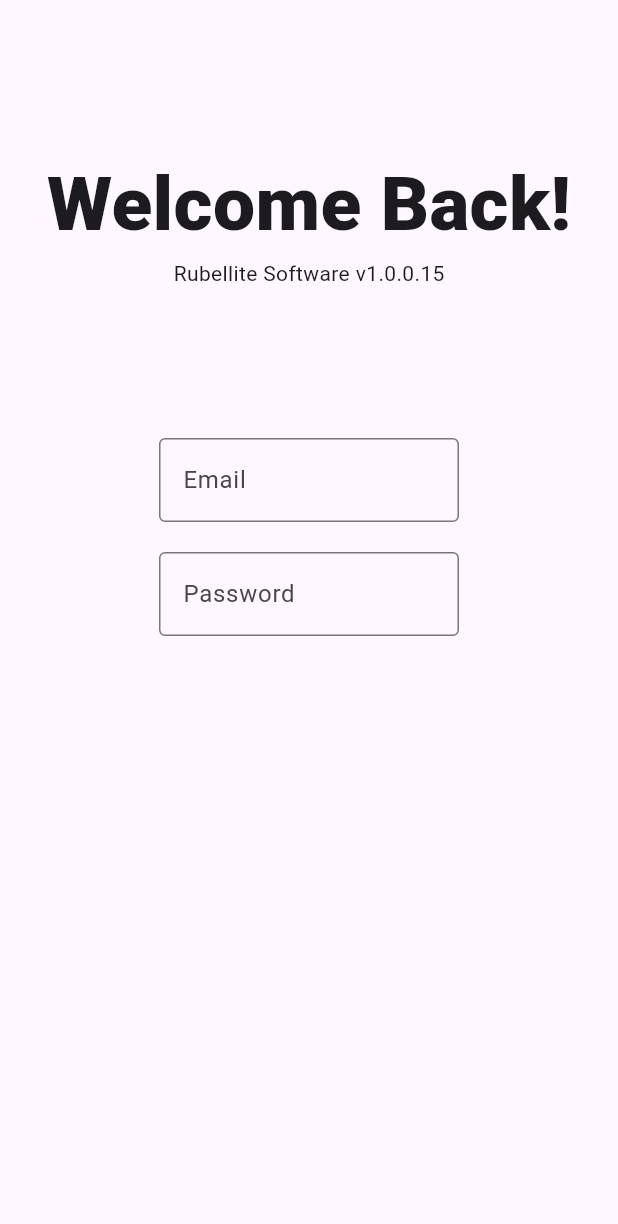
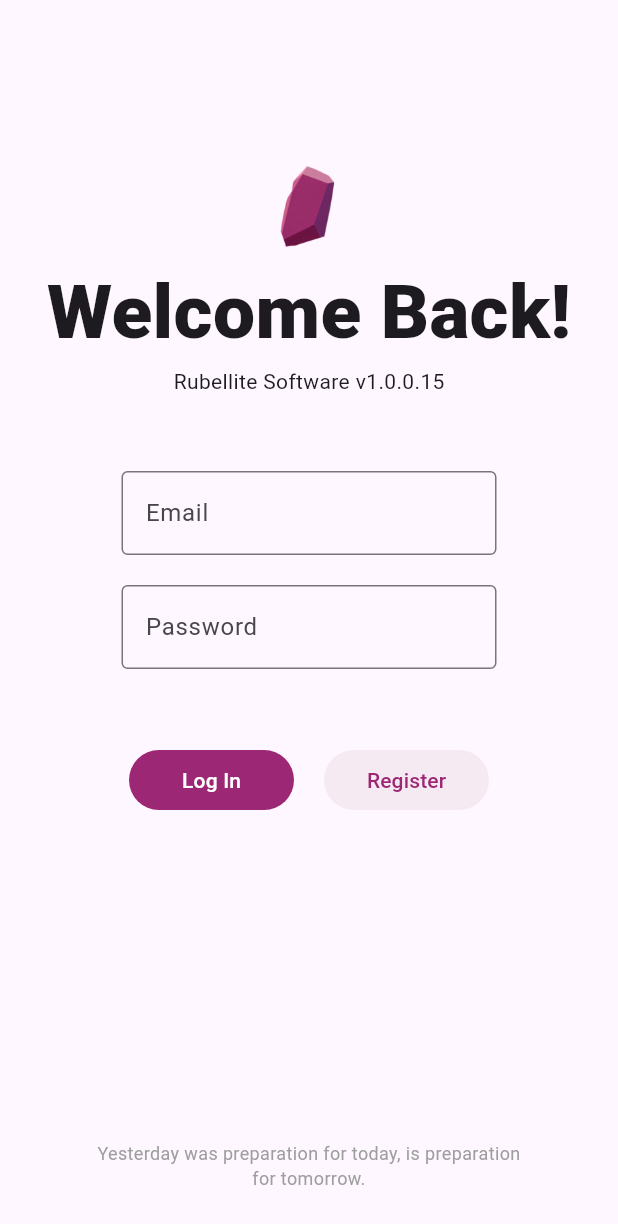
Before and after one commit to Fwaustie/1114-CTDS, a Flutter app: the screen it shows after launch, on a phone screen of 412 x 824 dp. Shown: the top 1224 px of the screen. Run offline on Flutter 3.47's test engine with Material 3 defaults, Android fonts, the phone set to English and light mode, and no system bars; missing offline and left inert: flex_color_picker.

Commit message:
CTDS Development-11 2026/11/25 19:31

```diff
--- a/lib/login.dart
+++ b/lib/login.dart
@@ -1,5 +1,6 @@
 import 'package:flutter/material.dart';
 import './widgets/loginheadingtext.dart';
+import 'main.dart';
 
 class Login extends StatelessWidget {
   const Login({super.key});
@@ -10,23 +11,32 @@ class Login extends StatelessWidget {
       body: Align(
         child: Column(
           children: [
-            SizedBox(
+            const SizedBox(
               height: 100,
+            ),
+            Image.asset(
+              'lib/assets/images/rubellitelogo.png',
+              height: 72,
+              fit: BoxFit.contain,
             ),
             LoginHeadingText("Welcome Back!"),
             const Text("Rubellite Software v1.0.0.15"),
             SizedBox(
-              width: 200,
+              width: 250,
               child: Column(
                 children: [
-                  SizedBox(height: 100),
+                  SizedBox(height: 50),
                   const TextField(
+                    cursorColor: Color(0xFF9c2875),
                     decoration: InputDecoration(
                       labelText: 'Email',
                       border: OutlineInputBorder(),
+                      floatingLabelStyle: TextStyle(
+                        color: Color(0xFF9c2875),
+                      ),
                       focusedBorder: OutlineInputBorder(
                         borderSide: BorderSide(
-                          color: Color(0xFF9C2875), // Rubellite pink
+                          color: Color(0xFF9C2875),
                           width: 2,
                         ),
                       ),
@@ -36,11 +46,61 @@ class Login extends StatelessWidget {
                   ),
                   const SizedBox(height: 20),
                   const TextField(
+                    cursorColor: Color(0xFF9c2875),
                     decoration: InputDecoration(
                       labelText: "Password",
+                      floatingLabelStyle: TextStyle(
+                        color: Color(0xFF9C2875),
+                      ),
                       border: OutlineInputBorder(),
+                      focusedBorder: OutlineInputBorder(
+                        borderSide: BorderSide(
+                          color: Color(0xFF9C2875),
+                          width: 2.0,
+                        ),
+                      ),
                     ),
                     obscureText: true,
+                  ),
+                  const SizedBox(
+                    height: 50,
+                  ),
+                  Row(
+                    mainAxisAlignment: MainAxisAlignment.center,
+                    children: [
+                      SizedBox(
+                        width: 110,
+                        child: FilledButton(
+                          style: FilledButton.styleFrom(
+                            backgroundColor: const Color(0xFF9C2875),
+                            foregroundColor: Colors.white,
+                          ),
+                          onPressed: () {
+                            Navigator.pushReplacement(
+                              context,
+                              MaterialPageRoute<void>(
+                                builder: (context) => const App(),
+                              ),
+                            );
+                          },
+                          child: const Text("Log In"),
+                        ),
+                      ),
+                      const SizedBox(
+                        width: 20,
+                      ),
+                      SizedBox(
+                        width: 110,
+                        child: FilledButton(
+                          style: FilledButton.styleFrom(
+                            backgroundColor: const Color(0xFFF5EAF1),
+                            foregroundColor: const Color(0xFF9C2875),
+                          ),
+                          onPressed: () {},
+                          child: const Text("Register"),
+                        ),
+                      ),
+                    ]
                   ),
                 ]
               ),
@@ -48,6 +108,26 @@ class Login extends StatelessWidget {
           ],
         ),
       ),
+      bottomNavigationBar: const SafeArea(
+        child: Padding(
+          padding: EdgeInsets.only(bottom: 30),
+          child: Row(
+            mainAxisAlignment: MainAxisAlignment.center,
+            children: [
+              Flexible(
+                child: SizedBox(
+                  width: 300,
+                  child: Text(
+                    "Yesterday was preparation for today, is preparation for tomorrow.",
+                    textAlign: TextAlign.center,
+                    style: TextStyle(fontSize: 12, color: Colors.grey),
+                  ),
+                ),
+              ),
+            ],
+          ),
+        ),
+      ),
     );
   }
 }
--- a/pubspec.yaml
+++ b/pubspec.yaml
@@ -19,3 +19,5 @@ dev_dependencies:
 
 flutter:
   uses-material-design: true
+  assets:
+    - lib/assets/images/rubellitelogo.png
```
Also changed, not shown: lib/accountsettings.dart (added, +26 -0 lines), lib/inbox.dart (+8 -0 lines), lib/main.dart (+8 -0 lines), lib/teamforums.dart (+8 -0 lines), lib/widgets/accountbutton.dart (added, +23 -0 lines), lib/assets/images/rubellitelogo.png (added).
